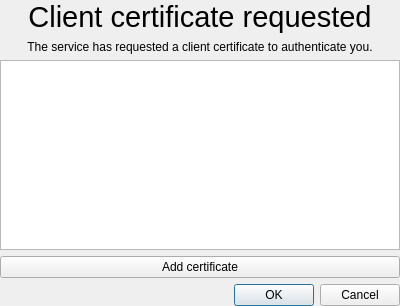
Esri/arcgis-maps-sdk-toolkit-qt, file uitools/widgets/Esri/ArcGISRuntime/Toolkit/Internal/ClientCertificateView.ui: the form before one commit.
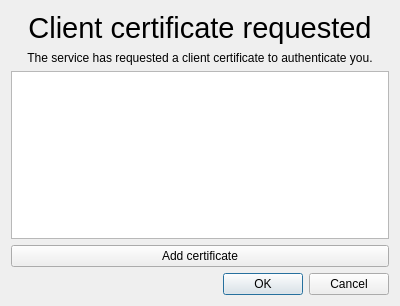
The form after the commit.

Commit message: Fixing some windows specific issues.

```diff
--- a/uitools/widgets/Esri/ArcGISRuntime/Toolkit/Internal/ClientCertificateView.ui
+++ b/uitools/widgets/Esri/ArcGISRuntime/Toolkit/Internal/ClientCertificateView.ui
@@ -14,18 +14,6 @@
    <string>Client certificate requested</string>
   </property>
   <layout class="QVBoxLayout" name="verticalLayout">
-   <property name="leftMargin">
-    <number>0</number>
-   </property>
-   <property name="topMargin">
-    <number>0</number>
-   </property>
-   <property name="rightMargin">
-    <number>0</number>
-   </property>
-   <property name="bottomMargin">
-    <number>0</number>
-   </property>
    <item>
     <widget class="QLabel" name="userTitle">
      <property name="font">
```
Left out of the diff: 3 changed lines with no effect on the pictures. The commit also changes 3 other files.
